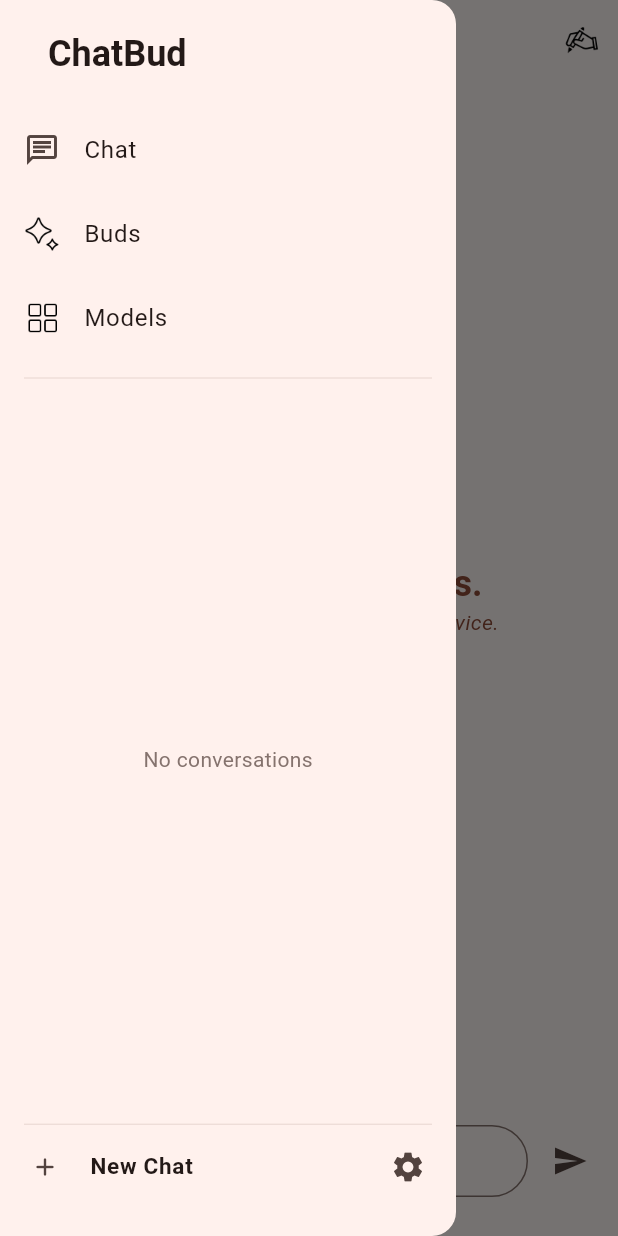
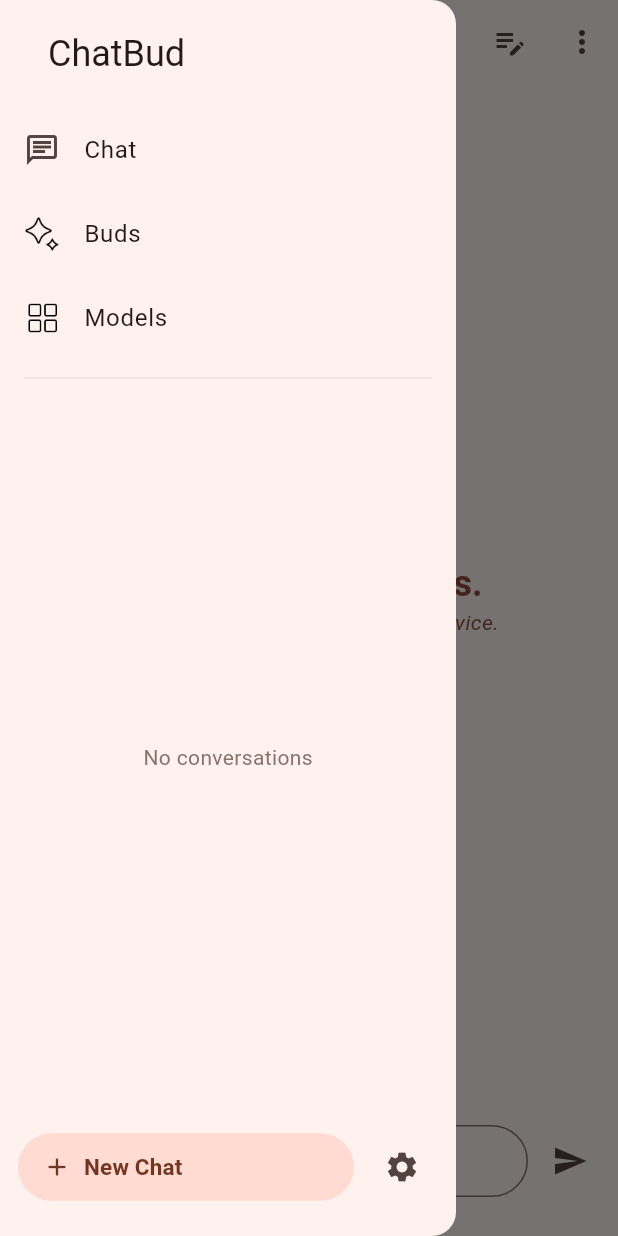
Before and after one commit to pragyann7/ChatBud, a Flutter app: the screen it shows after launch, with the side drawer open, on a phone screen of 412 x 824 dp. Run offline on Flutter 3.47's test engine with Material 3 defaults, Android fonts, the phone set to English and light mode, and no system bars; our stand-ins replace isar; accounts and stored records are empty; generated files the repository leaves out were written again.

Commit message:
little retouch

```diff
--- a/lib/main.dart
+++ b/lib/main.dart
@@ -99,11 +99,11 @@ class _MyHomePageState extends State<MyHomePage> {
           children: [
             Text(
               _activeConversation?.title ?? "New Chat",
-              style: TextStyle(fontSize: 18, fontWeight: FontWeight.bold),
+              style: const TextStyle(fontSize: 18, fontWeight: FontWeight.bold),
             ),
-            Text(
+            const Text(
               "Model Name",
-              style: const TextStyle(fontSize: 12),
+              style: TextStyle(fontSize: 12),
             ),
           ],
         ),
@@ -111,7 +111,12 @@ class _MyHomePageState extends State<MyHomePage> {
           IconButton(
             tooltip: "New Chat",
             onPressed: _startNewChat,
-            icon: Image.asset("assets/new_chat.png", width: 24, height: 24),
+            icon: Icon(Icons.edit_note),
+          ),
+          IconButton(
+            tooltip: "More",
+            onPressed: _startNewChat,
+            icon: Icon(Icons.more_vert),
           ),
         ],
       ),
@@ -278,7 +283,7 @@ class AppDrawer extends StatelessWidget {
                 title: Text(
                   "ChatBud",
                   style: theme.textTheme.headlineSmall?.copyWith(
-                    fontWeight: FontWeight.bold,
+                    fontWeight: FontWeight.normal,
                   ),
                 ),
                 onTap: () {
@@ -477,44 +482,45 @@ class AppDrawer extends StatelessWidget {
                 },
               ),
             ),
-            Divider(
-              indent: 16,
-              endIndent: 16,
-              height: 1,
-              thickness: 0.8,
-              color: theme.colorScheme.outlineVariant.withOpacity(0.5),
-            ),
             Container(
               padding: const EdgeInsets.only(
-                left: 8,
-                right: 8,
-                top: 4,
+                left: 12,
+                right: 12,
+                top: 8,
                 bottom: 22,
               ),
               child: Row(
                 children: [
                   Expanded(
-                    child: ListTile(
-                      dense: true,
-                      shape: RoundedRectangleBorder(
-                        borderRadius: BorderRadius.circular(12),
+                    child: FilledButton.icon(
+                      style: FilledButton.styleFrom(
+                        backgroundColor: theme.colorScheme.primaryContainer,
+                        foregroundColor: theme.colorScheme.onPrimaryContainer,
+                        padding: const EdgeInsets.symmetric(
+                          horizontal: 16,
+                          vertical: 12,
+                        ),
+                        alignment: Alignment.centerLeft,
+                        shape: RoundedRectangleBorder(
+                          borderRadius: BorderRadius.circular(24),
+                        ),
+                        elevation: 0,
                       ),
-                      contentPadding:
-                          const EdgeInsets.symmetric(horizontal: 12),
-                      leading: const Icon(Icons.add_rounded, size: 20),
-                      title: const Text(
+                      onPressed: () {
+                        Navigator.pop(context);
+                        onNewChat();
+                      },
+                      icon: const Icon(Icons.add_rounded, size: 20),
+                      label: const Text(
                         "New Chat",
                         style: TextStyle(
                           fontSize: 15,
                           fontWeight: FontWeight.bold,
                         ),
                       ),
-                      onTap: () {
-                        Navigator.pop(context);
-                        onNewChat();
-                      },
                     ),
                   ),
+                  const SizedBox(width: 8),
                   IconButton(
                     tooltip: "Settings",
                     onPressed: () {
```
